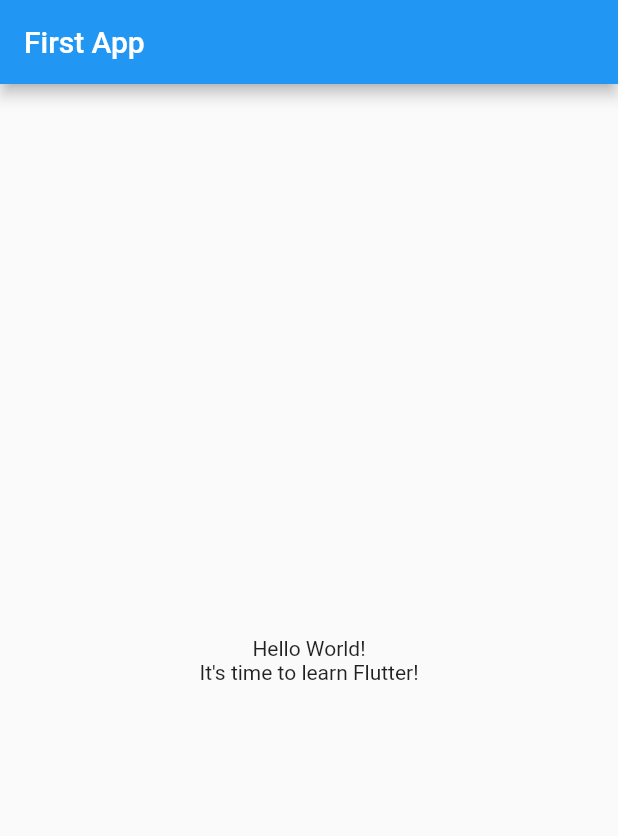
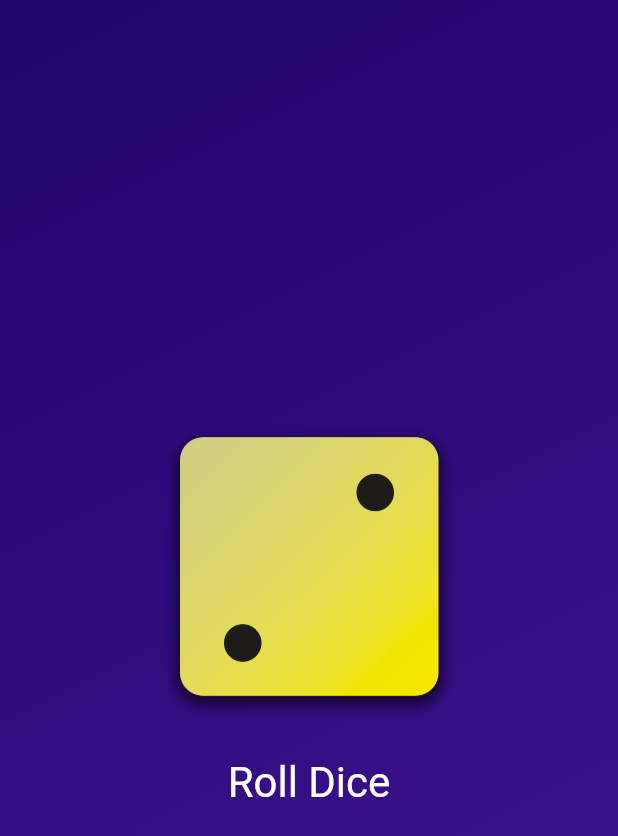
Before and after one commit to zyxnowell/first_flutter_app, a Flutter app: the screen it shows after launch, on a phone screen of 412 x 824 dp. Shown: the top 836 px of the screen. Run offline on Flutter 3.47's test engine with Material 2 defaults, Android fonts, the phone set to English and light mode, and no system bars.

Commit message:
add dice roller files

```diff
--- /dev/null
+++ b/lib/dice_roller.dart
@@ -0,0 +1,51 @@
+import 'dart:math';
+
+import 'package:flutter/material.dart';
+
+final randomizer = Random();
+
+class DiceRoller extends StatefulWidget {
+  const DiceRoller({super.key});
+
+  @override
+  State<DiceRoller> createState() {
+    return _DiceRollerState();
+  }
+}
+
+class _DiceRollerState extends State<DiceRoller> {
+  var currentDiceRoll = 2;
+
+  void rollDice() {
+    setState(() {
+      currentDiceRoll = randomizer.nextInt(6) + 1;
+    });
+  }
+
+  @override
+  Widget build(context) {
+    return Column(
+      mainAxisSize: MainAxisSize.min,
+      children: [
+        Image.asset(
+          'assets/images/dice-$currentDiceRoll.png',
+          width: 200,
+        ),
+        const SizedBox(height: 20),
+        TextButton(
+          onPressed: rollDice,
+          style: TextButton.styleFrom(
+            // padding: const EdgeInsets.only(
+            //   top: 20,
+            // ),
+            foregroundColor: Colors.white,
+            textStyle: const TextStyle(
+              fontSize: 28,
+            ),
+          ),
+          child: const Text('Roll Dice'),
+        )
+      ],
+    );
+  }
+}
--- /dev/null
+++ b/lib/gradient_container.dart
@@ -0,0 +1,55 @@
+import 'package:flutter/material.dart';
+
+import 'package:first_app/dice_roller.dart';
+
+const startAlignment = Alignment.topLeft;
+const endAlignment = Alignment.bottomRight;
+
+class GradientContainer extends StatelessWidget {
+  const GradientContainer(this.color1, this.color2, {super.key});
+
+  const GradientContainer.purple({super.key})
+      : color1 = Colors.deepPurple,
+        color2 = Colors.indigo;
+
+  final Color color1;
+  final Color color2;
+
+  @override
+  Widget build(context) {
+    return Container(
+      decoration: BoxDecoration(
+        gradient: LinearGradient(
+          colors: [color1, color2],
+          begin: startAlignment,
+          end: endAlignment,
+        ),
+      ),
+      child: const Center(
+        child: DiceRoller(),
+      ),
+    );
+  }
+}
+
+// class GradientContainer extends StatelessWidget {
+//   const GradientContainer({super.key, required this.colors});
+
+//   final List<Color> colors;
+
+//   @override
+//   Widget build(context) {
+//     return Container(
+//       decoration: BoxDecoration(
+//         gradient: LinearGradient(
+//           colors: colors,
+//           begin: startAlignment,
+//           end: endAlignment,
+//         ),
+//       ),
+//       child: const Center(
+//         child: StyledText('Hello World!'),
+//       ),
+//     );
+//   }
+// }
--- a/lib/main.dart
+++ b/lib/main.dart
@@ -1,37 +1,16 @@
 import 'package:flutter/material.dart';
 
+import 'package:first_app/gradient_container.dart';
+
 void main() {
-  runApp(const MyApp());
-}
-
-class MyApp extends StatelessWidget {
-  const MyApp({super.key});
-
-  @override
-  Widget build(BuildContext context) {
-    return MaterialApp(
-      title: 'Flutter Demo',
-      theme: ThemeData(
-        primarySwatch: Colors.blue,
-      ),
+  runApp(
+    const MaterialApp(
       home: Scaffold(
-        appBar: AppBar(
-          title: const Text('First App'),
-        ),
-        body: const Center(
-          child: Column(
-            mainAxisAlignment: MainAxisAlignment.center,
-            children: [
-              Text(
-                'Hello World!',
-              ),
-              Text(
-                'It\'s time to learn Flutter!',
-              ),
-            ],
-          ),
+        body: GradientContainer(
+          Color.fromARGB(255, 33, 5, 109),
+          Color.fromARGB(255, 68, 21, 149),
         ),
       ),
-    );
-  }
+    ),
+  );
 }
--- /dev/null
+++ b/lib/styled_text.dart
@@ -0,0 +1,18 @@
+import 'package:flutter/material.dart';
+
+class StyledText extends StatelessWidget {
+  const StyledText(this.text, {super.key});
+
+  final String text;
+
+  @override
+  Widget build(context) {
+    return Text(
+      text,
+      style: const TextStyle(
+        color: Colors.white,
+        fontSize: 28,
+      ),
+    );
+  }
+}
```
Also changed, not shown: pubspec.yaml (+9 -7 lines), assets/images/dice-1.png (added), assets/images/dice-2.png (added), assets/images/dice-3.png (added), assets/images/dice-4.png (added), assets/images/dice-5.png (added), assets/images/dice-6.png (added).
